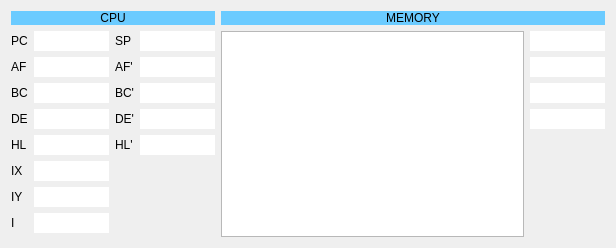
Above: ui/watcher.ui from samstyle/Xpeccy before the change. Below: the same form after it.
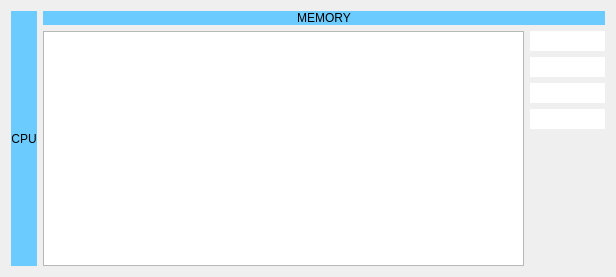
That is the form after the change. Icons and pictures are not drawn.

What changed in the file:
```diff
--- a/ui/watcher.ui
+++ b/ui/watcher.ui
@@ -7,7 +7,7 @@
     <x>0</x>
     <y>0</y>
     <width>616</width>
-    <height>248</height>
+    <height>277</height>
    </rect>
   </property>
   <property name="windowTitle">
@@ -15,7 +15,7 @@
   </property>
   <layout class="QHBoxLayout" name="horizontalLayout_2" stretch="0,10">
    <item>
-    <layout class="QVBoxLayout" name="verticalLayout" stretch="0,10">
+    <layout class="QVBoxLayout" name="verticalLayout" stretch="0,0">
      <item>
       <widget class="QLabel" name="label_15">
        <property name="styleSheet">
@@ -30,371 +30,7 @@
       </widget>
      </item>
      <item>
-      <layout class="QGridLayout" name="gridLayout">
-       <item row="7" column="0">
-        <widget class="QLabel" name="label_10">
-         <property name="text">
-          <string>IY</string>
-         </property>
-        </widget>
-       </item>
-       <item row="4" column="0">
-        <widget class="QLabel" name="label_3">
-         <property name="text">
-          <string>DE</string>
-         </property>
-        </widget>
-       </item>
-       <item row="5" column="1">
-        <widget class="QLineEdit" name="wchHL">
-         <property name="maximumSize">
-          <size>
-           <width>75</width>
-           <height>16777215</height>
-          </size>
-         </property>
-         <property name="frame">
-          <bool>false</bool>
-         </property>
-         <property name="alignment">
-          <set>Qt::AlignCenter</set>
-         </property>
-         <property name="readOnly">
-          <bool>true</bool>
-         </property>
-        </widget>
-       </item>
-       <item row="3" column="1">
-        <widget class="QLineEdit" name="wchBC">
-         <property name="maximumSize">
-          <size>
-           <width>75</width>
-           <height>16777215</height>
-          </size>
-         </property>
-         <property name="frame">
-          <bool>false</bool>
-         </property>
-         <property name="alignment">
-          <set>Qt::AlignCenter</set>
-         </property>
-         <property name="readOnly">
-          <bool>true</bool>
-         </property>
-        </widget>
-       </item>
-       <item row="4" column="3">
-        <widget class="QLineEdit" name="wchDEa">
-         <property name="maximumSize">
-          <size>
-           <width>75</width>
-           <height>16777215</height>
-          </size>
-         </property>
-         <property name="frame">
-          <bool>false</bool>
-         </property>
-         <property name="alignment">
-          <set>Qt::AlignCenter</set>
-         </property>
-         <property name="readOnly">
-          <bool>true</bool>
-         </property>
-        </widget>
-       </item>
-       <item row="3" column="3">
-        <widget class="QLineEdit" name="wchBCa">
-         <property name="maximumSize">
-          <size>
-           <width>75</width>
-           <height>16777215</height>
-          </size>
-         </property>
-         <property name="frame">
-          <bool>false</bool>
-         </property>
-         <property name="alignment">
-          <set>Qt::AlignCenter</set>
-         </property>
-         <property name="readOnly">
-          <bool>true</bool>
-         </property>
-        </widget>
-       </item>
-       <item row="3" column="0">
-        <widget class="QLabel" name="label_2">
-         <property name="text">
-          <string>BC</string>
-         </property>
-        </widget>
-       </item>
-       <item row="4" column="2">
-        <widget class="QLabel" name="label_7">
-         <property name="text">
-          <string>DE'</string>
-         </property>
-        </widget>
-       </item>
-       <item row="0" column="3">
-        <widget class="QLineEdit" name="wchSP">
-         <property name="minimumSize">
-          <size>
-           <width>60</width>
-           <height>0</height>
-          </size>
-         </property>
-         <property name="maximumSize">
-          <size>
-           <width>75</width>
-           <height>16777215</height>
-          </size>
-         </property>
-         <property name="frame">
-          <bool>false</bool>
-         </property>
-         <property name="alignment">
-          <set>Qt::AlignCenter</set>
-         </property>
-         <property name="readOnly">
-          <bool>true</bool>
-         </property>
-        </widget>
-       </item>
-       <item row="2" column="1">
-        <widget class="QLineEdit" name="wchAF">
-         <property name="maximumSize">
-          <size>
-           <width>75</width>
-           <height>16777215</height>
-          </size>
-         </property>
-         <property name="frame">
-          <bool>false</bool>
-         </property>
-         <property name="alignment">
-          <set>Qt::AlignCenter</set>
-         </property>
-         <property name="readOnly">
-          <bool>true</bool>
-         </property>
-        </widget>
-       </item>
-       <item row="0" column="1">
-        <widget class="QLineEdit" name="wchPC">
-         <property name="minimumSize">
-          <size>
-           <width>60</width>
-           <height>0</height>
-          </size>
-         </property>
-         <property name="maximumSize">
-          <size>
-           <width>75</width>
-           <height>16777215</height>
-          </size>
-         </property>
-         <property name="frame">
-          <bool>false</bool>
-         </property>
-         <property name="alignment">
-          <set>Qt::AlignCenter</set>
-         </property>
-         <property name="readOnly">
-          <bool>true</bool>
-         </property>
-        </widget>
-       </item>
-       <item row="2" column="0">
-        <widget class="QLabel" name="label">
-         <property name="text">
-          <string>AF</string>
-         </property>
-        </widget>
-       </item>
-       <item row="0" column="0">
-        <widget class="QLabel" name="label_11">
-         <property name="text">
-          <string>PC</string>
-         </property>
-        </widget>
-       </item>
-       <item row="8" column="0">
-        <widget class="QLabel" name="label_13">
-         <property name="text">
-          <string>I</string>
-         </property>
-        </widget>
-       </item>
-       <item row="8" column="1">
-        <widget class="QLineEdit" name="wchIR">
-         <property name="maximumSize">
-          <size>
-           <width>75</width>
-           <height>16777215</height>
-          </size>
-         </property>
-         <property name="frame">
-          <bool>false</bool>
-         </property>
-         <property name="alignment">
-          <set>Qt::AlignCenter</set>
-         </property>
-         <property name="readOnly">
-          <bool>true</bool>
-         </property>
-        </widget>
-       </item>
-       <item row="5" column="0">
-        <widget class="QLabel" name="label_4">
-         <property name="text">
-          <string>HL</string>
-         </property>
-        </widget>
-       </item>
-       <item row="4" column="1">
-        <widget class="QLineEdit" name="wchDE">
-         <property name="maximumSize">
-          <size>
-           <width>75</width>
-           <height>16777215</height>
-          </size>
-         </property>
-         <property name="frame">
-          <bool>false</bool>
-         </property>
-         <property name="alignment">
-          <set>Qt::AlignCenter</set>
-         </property>
-         <property name="readOnly">
-          <bool>true</bool>
-         </property>
-        </widget>
-       </item>
-       <item row="5" column="3">
-        <widget class="QLineEdit" name="wchHLa">
-         <property name="maximumSize">
-          <size>
-           <width>75</width>
-           <height>16777215</height>
-          </size>
-         </property>
-         <property name="frame">
-          <bool>false</bool>
-         </property>
-         <property name="alignment">
-          <set>Qt::AlignCenter</set>
-         </property>
-         <property name="readOnly">
-          <bool>true</bool>
-         </property>
-        </widget>
-       </item>
-       <item row="3" column="2">
-        <widget class="QLabel" name="label_6">
-         <property name="text">
-          <string>BC'</string>
-         </property>
-        </widget>
-       </item>
-       <item row="2" column="3">
-        <widget class="QLineEdit" name="wchAFa">
-         <property name="maximumSize">
-          <size>
-           <width>75</width>
-           <height>16777215</height>
-          </size>
-         </property>
-         <property name="frame">
-          <bool>false</bool>
-         </property>
-         <property name="alignment">
-          <set>Qt::AlignCenter</set>
-         </property>
-         <property name="readOnly">
-          <bool>true</bool>
-         </property>
-        </widget>
-       </item>
-       <item row="7" column="1">
-        <widget class="QLineEdit" name="wchIY">
-         <property name="maximumSize">
-          <size>
-           <width>75</width>
-           <height>16777215</height>
-          </size>
-         </property>
-         <property name="frame">
-          <bool>false</bool>
-         </property>
-         <property name="alignment">
-          <set>Qt::AlignCenter</set>
-         </property>
-         <property name="readOnly">
-          <bool>true</bool>
-         </property>
-        </widget>
-       </item>
-       <item row="6" column="0">
-        <widget class="QLabel" name="label_9">
-         <property name="text">
-          <string>IX</string>
-         </property>
-        </widget>
-       </item>
-       <item row="6" column="1">
-        <widget class="QLineEdit" name="wchIX">
-         <property name="maximumSize">
-          <size>
-           <width>75</width>
-           <height>16777215</height>
-          </size>
-         </property>
-         <property name="frame">
-          <bool>false</bool>
-         </property>
-         <property name="alignment">
-          <set>Qt::AlignCenter</set>
-         </property>
-         <property name="readOnly">
-          <bool>true</bool>
-         </property>
-        </widget>
-       </item>
-       <item row="0" column="2">
-        <widget class="QLabel" name="label_12">
-         <property name="text">
-          <string>SP</string>
-         </property>
-        </widget>
-       </item>
-       <item row="2" column="2">
-        <widget class="QLabel" name="label_5">
-         <property name="text">
-          <string>AF'</string>
-         </property>
-        </widget>
-       </item>
-       <item row="5" column="2">
-        <widget class="QLabel" name="label_8">
-         <property name="text">
-          <string>HL'</string>
-         </property>
-        </widget>
-       </item>
-       <item row="9" column="1">
-        <spacer name="verticalSpacer_2">
-         <property name="orientation">
-          <enum>Qt::Vertical</enum>
-         </property>
-         <property name="sizeHint" stdset="0">
-          <size>
-           <width>20</width>
-           <height>40</height>
-          </size>
-         </property>
-        </spacer>
-       </item>
-      </layout>
+      <layout class="QGridLayout" name="regGrid"/>
      </item>
     </layout>
    </item>
@@ -444,6 +80,9 @@
          <attribute name="horizontalHeaderStretchLastSection">
           <bool>true</bool>
          </attribute>
+         <attribute name="verticalHeaderVisible">
+          <bool>false</bool>
+         </attribute>
          <attribute name="verticalHeaderMinimumSectionSize">
           <number>17</number>
          </attribute>
```
